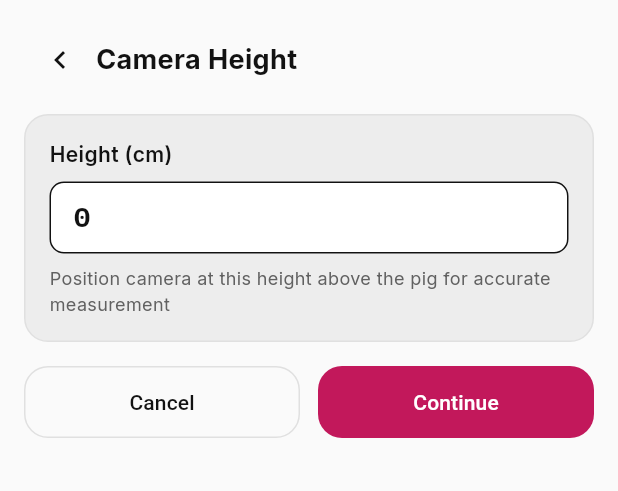
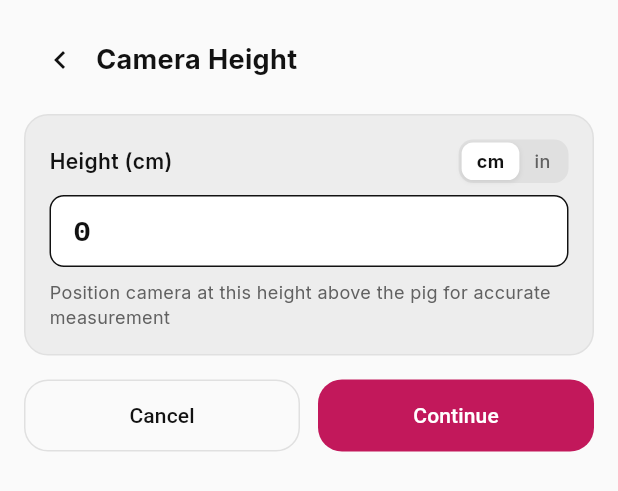
Before and after one commit to iofrmnowhere/instaham, a Flutter app: the HeightModeSettings widget shown alone on an empty page, opened directly with empty values, on a phone screen of 412 x 824 dp. Shown: the top 491 px of the screen. Run offline on Flutter 3.47's test engine with Material 3 defaults, Android fonts, the phone set to English and light mode, and no system bars; our stand-ins replace drift, drift_flutter, fl_chart, go_router, google_fonts, image_picker and 1 more; accounts and stored records are empty; generated files the repository leaves out were written again.

Commit message:
feat: add in | cm toggle.

```diff
--- a/lib/features/capture/presentation/widgets/height_mode_settings.dart
+++ b/lib/features/capture/presentation/widgets/height_mode_settings.dart
@@ -3,17 +3,23 @@ import '../../../../core/theme/app_colors.dart';
 import '../../../../core/theme/app_text_styles.dart';
 import '../../../../core/theme/app_theme.dart';
 import '../../../../core/theme/widgets/app_card.dart';
+import '../../../../core/utils/length_units.dart';
+import 'unit_toggle.dart';
 
 class HeightModeSettings extends StatefulWidget {
   final double value;
+  final LengthUnit unit;
   final ValueChanged<double> onChange;
+  final ValueChanged<LengthUnit> onUnitChanged;
   final VoidCallback onNext;
   final VoidCallback onBack;
 
   const HeightModeSettings({
     super.key,
     required this.value,
+    this.unit = LengthUnit.cm,
     required this.onChange,
+    required this.onUnitChanged,
     required this.onNext,
     required this.onBack,
   });
@@ -24,16 +30,43 @@ class HeightModeSettings extends StatefulWidget {
 
 class _HeightModeSettingsState extends State<HeightModeSettings> {
   late TextEditingController _controller;
+  late LengthUnit _currentUnit;
 
   @override
   void initState() {
     super.initState();
-    _controller = TextEditingController(text: widget.value > 0 ? widget.value.toString() : '');
+    _currentUnit = widget.unit;
+    _controller = TextEditingController(
+      text: widget.value > 0 ? _currentUnit.format(widget.value) : '',
+    );
+  }
+
+  @override
+  void dispose() {
+    _controller.dispose();
+    super.dispose();
+  }
+
+  void _switchUnit(LengthUnit newUnit) {
+    if (_currentUnit == newUnit) return;
+    final currentText = _controller.text.trim();
+    if (currentText.isNotEmpty) {
+      final parsed = double.tryParse(currentText);
+      if (parsed != null && parsed > 0) {
+        final cm = _currentUnit.toCm(parsed);
+        _controller.text = newUnit.format(cm);
+      }
+    }
+    setState(() {
+      _currentUnit = newUnit;
+    });
+    widget.onUnitChanged(newUnit);
   }
 
   void _handleConfirm() {
-    final parsed = double.tryParse(_controller.text) ?? 0.0;
-    widget.onChange(parsed);
+    final parsed = double.tryParse(_controller.text.trim()) ?? 0.0;
+    final cm = _currentUnit.toCm(parsed);
+    widget.onChange(cm);
     widget.onNext();
   }
 
@@ -42,7 +75,9 @@ class _HeightModeSettingsState extends State<HeightModeSettings> {
     return Container(
       decoration: const BoxDecoration(
         color: AppColors.background,
-        borderRadius: BorderRadius.vertical(top: Radius.circular(AppRadius.x2l)),
+        borderRadius: BorderRadius.vertical(
+          top: Radius.circular(AppRadius.x2l),
+        ),
       ),
       padding: const EdgeInsets.all(16.0),
       child: Column(
@@ -67,26 +102,45 @@ class _HeightModeSettingsState extends State<HeightModeSettings> {
             child: Column(
               crossAxisAlignment: CrossAxisAlignment.start,
               children: [
-                Text('Height (cm)', style: AppTextStyles.label.copyWith(fontWeight: FontWeight.w600)),
+                Row(
+                  mainAxisAlignment: MainAxisAlignment.spaceBetween,
+                  children: [
+                    Text(
+                      'Height (${_currentUnit.label})',
+                      style: AppTextStyles.label.copyWith(
+                        fontWeight: FontWeight.w600,
+                      ),
+                    ),
+                    UnitToggle(selected: _currentUnit, onChanged: _switchUnit),
+                  ],
+                ),
                 const SizedBox(height: 8),
                 TextField(
                   controller: _controller,
-                  keyboardType: TextInputType.number,
+                  keyboardType: const TextInputType.numberWithOptions(
+                    decimal: true,
+                  ),
                   style: AppTextStyles.numeric.copyWith(fontSize: 18),
                   decoration: InputDecoration(
                     hintText: '0',
                     fillColor: Colors.white,
                     filled: true,
+                    suffixText: _currentUnit.label,
                     border: OutlineInputBorder(
                       borderRadius: BorderRadius.circular(AppRadius.sm),
                     ),
-                    contentPadding: const EdgeInsets.symmetric(horizontal: 12, vertical: 10),
+                    contentPadding: const EdgeInsets.symmetric(
+                      horizontal: 12,
+                      vertical: 10,
+                    ),
                   ),
                 ),
                 const SizedBox(height: 8),
                 Text(
                   'Position camera at this height above the pig for accurate measurement',
-                  style: AppTextStyles.subtext.copyWith(color: AppColors.mutedForeground),
+                  style: AppTextStyles.subtext.copyWith(
+                    color: AppColors.mutedForeground,
+                  ),
                 ),
               ],
             ),
@@ -99,7 +153,9 @@ class _HeightModeSettingsState extends State<HeightModeSettings> {
                   onPressed: widget.onBack,
                   style: OutlinedButton.styleFrom(
                     minimumSize: const Size.fromHeight(48),
-                    shape: RoundedRectangleBorder(borderRadius: BorderRadius.circular(AppRadius.lg)),
+                    shape: RoundedRectangleBorder(
+                      borderRadius: BorderRadius.circular(AppRadius.lg),
+                    ),
                   ),
                   child: const Text('Cancel'),
                 ),
@@ -111,7 +167,9 @@ class _HeightModeSettingsState extends State<HeightModeSettings> {
                   style: ElevatedButton.styleFrom(
                     backgroundColor: AppColors.signalPink,
                     minimumSize: const Size.fromHeight(48),
-                    shape: RoundedRectangleBorder(borderRadius: BorderRadius.circular(AppRadius.lg)),
+                    shape: RoundedRectangleBorder(
+                      borderRadius: BorderRadius.circular(AppRadius.lg),
+                    ),
                   ),
                   child: const Text('Continue'),
                 ),
--- /dev/null
+++ b/lib/features/capture/presentation/widgets/unit_toggle.dart
@@ -0,0 +1,64 @@
+import 'package:flutter/material.dart';
+import '../../../../core/theme/app_colors.dart';
+import '../../../../core/theme/app_text_styles.dart';
+import '../../../../core/theme/app_theme.dart';
+import '../../../../core/utils/length_units.dart';
+
+class UnitToggle extends StatelessWidget {
+  final LengthUnit selected;
+  final ValueChanged<LengthUnit> onChanged;
+
+  const UnitToggle({
+    super.key,
+    required this.selected,
+    required this.onChanged,
+  });
+
+  @override
+  Widget build(BuildContext context) {
+    return Container(
+      padding: const EdgeInsets.all(2),
+      decoration: BoxDecoration(
+        color: AppColors.muted,
+        borderRadius: BorderRadius.circular(AppRadius.sm),
+      ),
+      child: Row(
+        mainAxisSize: MainAxisSize.min,
+        children: LengthUnit.values.map((unit) {
+          final active = unit == selected;
+          return GestureDetector(
+            onTap: () => onChanged(unit),
+            behavior: HitTestBehavior.opaque,
+            child: AnimatedContainer(
+              duration: const Duration(milliseconds: 150),
+              padding: const EdgeInsets.symmetric(horizontal: 10, vertical: 4),
+              decoration: BoxDecoration(
+                color: active ? Colors.white : Colors.transparent,
+                borderRadius: BorderRadius.circular(AppRadius.sm - 2),
+                boxShadow: active
+                    ? [
+                        BoxShadow(
+                          color: Colors.black.withValues(alpha: 0.08),
+                          blurRadius: 2,
+                          offset: const Offset(0, 1),
+                        ),
+                      ]
+                    : null,
+              ),
+              child: Text(
+                unit.label,
+                style: AppTextStyles.label.copyWith(
+                  fontSize: 12,
+                  fontWeight: active ? FontWeight.w700 : FontWeight.w500,
+                  color: active
+                      ? AppColors.foreground
+                      : AppColors.mutedForeground,
+                ),
+              ),
+            ),
+          );
+        }).toList(),
+      ),
+    );
+  }
+}
```
Also changed, not shown: lib/core/utils/length_units.dart (added, +17 -0 lines), lib/features/capture/data/capture_preferences.dart (+16 -0 lines), lib/features/capture/presentation/screens/capture_screen.dart (+22 -6 lines), lib/features/capture/presentation/widgets/reference_object_details.dart (+43 -5 lines), lib/features/capture/presentation/widgets/reference_object_picker.dart (+34 -4 lines), 1 other file.
